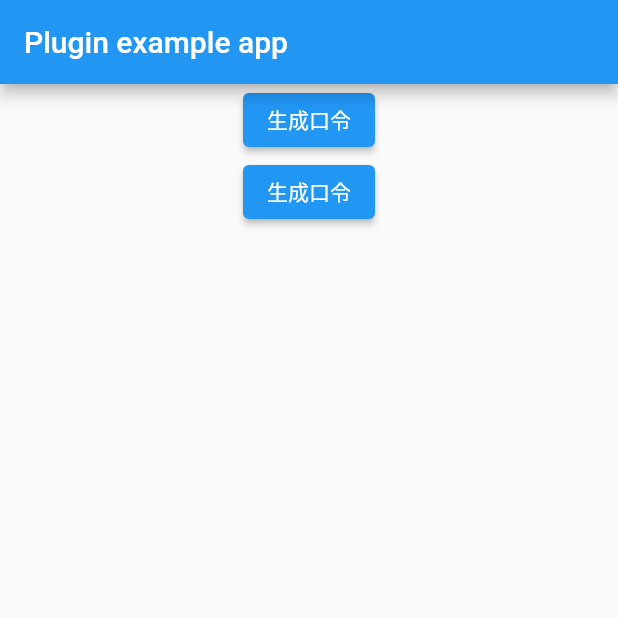
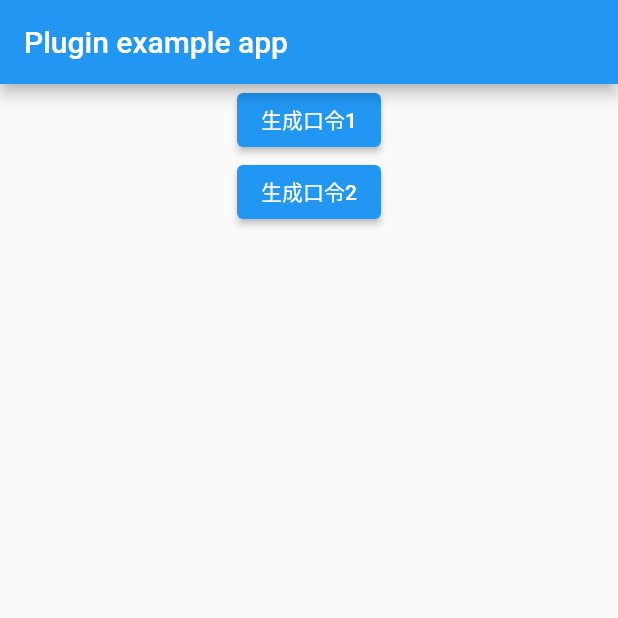
Before and after one commit to zeuscode/optencrypt, a Flutter app: the screen it shows after launch, on a phone screen of 412 x 824 dp, the top half of it. Run offline on Flutter 3.47's test engine with Material 2 defaults, Android fonts, the phone set to English and light mode, and no system bars.

Commit message:
ios加密包

```diff
--- a/example/lib/main.dart
+++ b/example/lib/main.dart
@@ -38,7 +38,7 @@ class _MyAppState extends State<MyApp> {
             child: Column(
           children: [
             ElevatedButton(
-              child: Text('生成口令'),
+              child: Text('生成口令1'),
               onPressed: () {
                 OTPEncrypt.decryptQR("CE99F7B8F6C299A3157DB1458C9BA8426745839E818E3DB87508640594443F4BD1234679855703F6F54970DBB94A6CE01833160").then((value) {
                   Map<String, String>? paraMap = value;
@@ -61,12 +61,15 @@ class _MyAppState extends State<MyApp> {
               },
             ),
             ElevatedButton(
-              child: Text('生成口令'),
+              child: Text('生成口令2'),
               onPressed: () async{
                 try {
                   String? value = await OTPEncrypt.calOTP(
-                      "CE99F7B8F6C299A3157DB1458C9BA8426745839E818E3DB87508640594443F4BD1234679855703F6F54970DBB94A6CE01833160");
+                      "4EE4F5576A14748E9E27788147F7B2676B0383C8AD35E85DFD01433F38785B518123460");
                   print("opt ${value}");
+
+                  content = value??"null";
+                  setState(() {});
                 }catch(e){
                   print("opt error ${e}");
                 }
```
Also changed, not shown: 5 other files.
